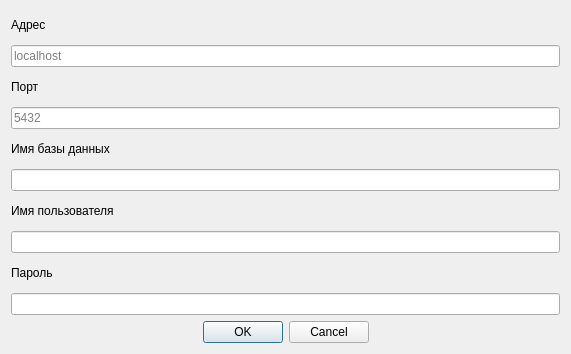
Old version of the form DatabaseSettings/DatabaseSettingsDialog.ui in the repository marknefedov/simple-diff-app.
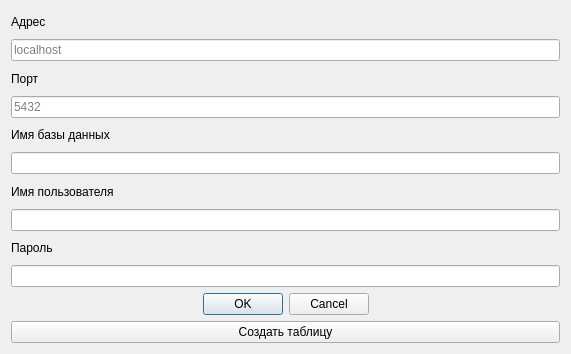
New version of the form.

Diff of the .ui file:
```diff
--- a/DatabaseSettings/DatabaseSettingsDialog.ui
+++ b/DatabaseSettings/DatabaseSettingsDialog.ui
@@ -148,6 +148,13 @@
      </property>
     </widget>
    </item>
+   <item>
+    <widget class="QPushButton" name="createTableButton">
+     <property name="text">
+      <string>Создать таблицу</string>
+     </property>
+    </widget>
+   </item>
   </layout>
  </widget>
  <resources/>
```
